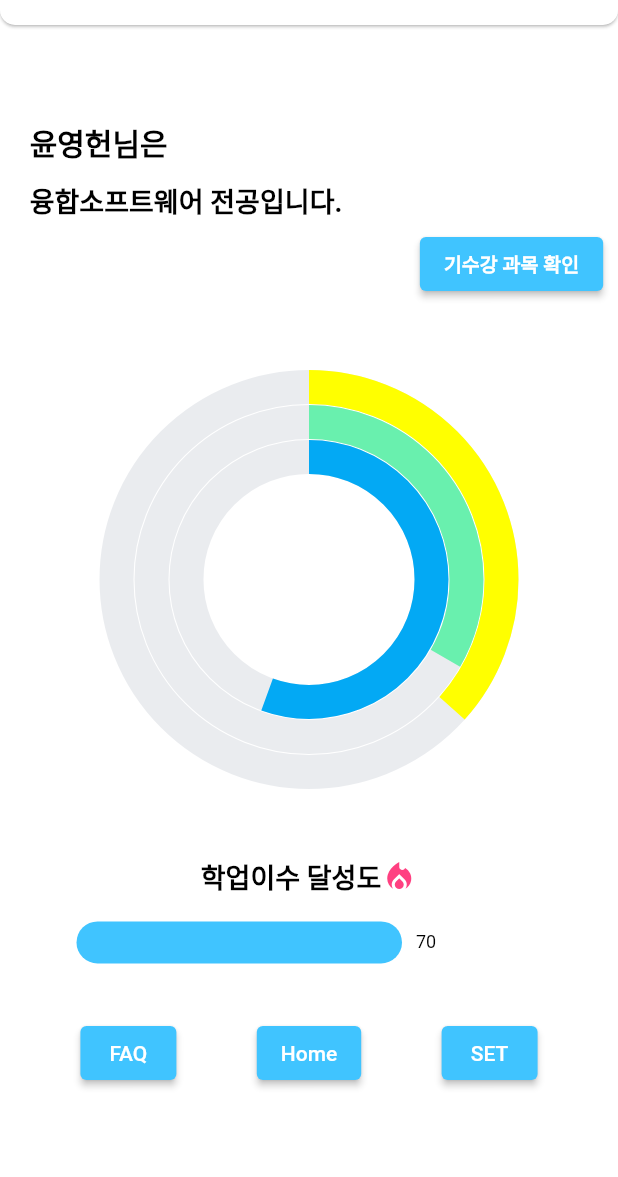
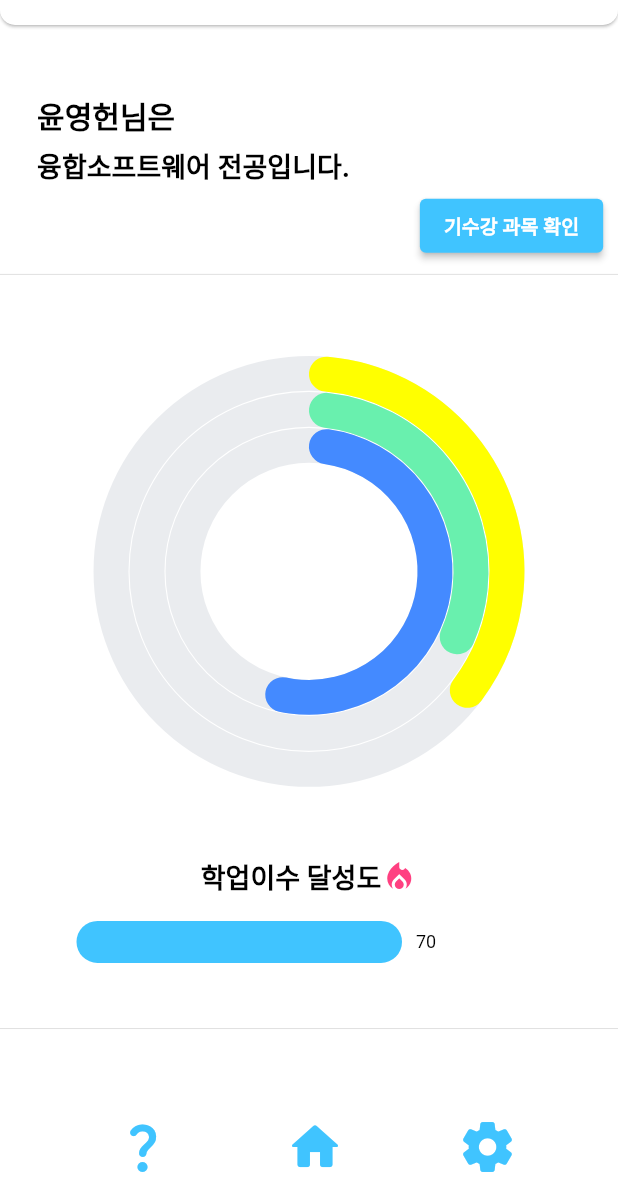
Before and after one commit to CSID-DGU/2023-2-OSSProj-eoEo-5, a Flutter app: the screen it shows after launch, on a phone screen of 412 x 824 dp, the part 59-1236 px from its top. Run offline on Flutter 3.47's test engine with Material 2 defaults, Android fonts, the light colour scheme and no system bars; our stand-ins replace syncfusion_flutter_charts.

Commit message:
차트, 버튼 디자인 수정

```diff
--- a/frontend/lib/screen/screen_home.dart
+++ b/frontend/lib/screen/screen_home.dart
@@ -21,15 +21,13 @@ class _HomeScreenState extends State<HomeScreen> {
 
     return SafeArea(
       child: Scaffold(
-        //backgroundColor: Colors.grey[900],
         backgroundColor: Colors.white,
+
         appBar: AppBar(
-          //backgroundColor: Colors.grey[900],
           backgroundColor: Colors.white,
           title: Text(
             'Team eoEo',
             style: TextStyle(
-              //color: Colors.white,
               color: Colors.black,
             ),
           ),
@@ -45,14 +43,6 @@ class _HomeScreenState extends State<HomeScreen> {
                   color: Colors.black, // 아이콘 색상
                 ),
                 onPressed: () {
-                  // 검색 버튼 클릭 시 수행할 동작 추가
-                  /*
-          Navigator.push(
-            context,
-            MaterialPageRoute(builder: (context) => cont NextScreen())
-          );
-
-           */
                 },
               ),
             ),
@@ -71,7 +61,7 @@ class _HomeScreenState extends State<HomeScreen> {
             TextWriter(width:width, fontSize:20, contents: "윤영헌님은", textColor: Colors.black, fontWeight: FontWeight.bold),
             TextWriter(width: width, fontSize: 18, contents:"융합소프트웨어 전공입니다.", fontWeight:FontWeight.bold, textColor: Colors.black),
             Container(
-              padding: EdgeInsets.only(bottom: width * 0.003),
+              padding: EdgeInsets.only(bottom: width * 0.001),
               child: Row(
                 mainAxisAlignment: MainAxisAlignment.end, // 오른쪽 정렬
                 children: <Widget>[
@@ -101,9 +91,11 @@ class _HomeScreenState extends State<HomeScreen> {
                 ],
               ),
             ),
+            Divider(),
             Container( // 차트 들어갈 공간
               child: ChartWidget(title: '',),
             ),
+            /*
             Padding(
               padding: EdgeInsets.only(
                 bottom: width * 0.00,
@@ -112,6 +104,7 @@ class _HomeScreenState extends State<HomeScreen> {
                 right: width * 0.00,
               ),
             ),
+             */
             Row(
               mainAxisAlignment: MainAxisAlignment.center, // 중앙 정렬
               children: <Widget>[
@@ -152,40 +145,46 @@ class _HomeScreenState extends State<HomeScreen> {
               ),
             ),
             // 가로로 배치된 Elevated 버튼
-            Row(
+            Divider(),
+          ],
+        ),
+
+        bottomNavigationBar: Row(
           mainAxisAlignment: MainAxisAlignment.spaceEvenly,
           children: [
-                ElevatedButton(
-                  style: ButtonStyle(
-                    backgroundColor: MaterialStateProperty.all<Color>(Colors.lightBlueAccent),
+
+            IconButton(
+              icon: Icon(
+                Icons.question_mark_rounded, // 검색 아이콘
+                color: Colors.lightBlueAccent,
+                size: 40,// 아이콘 색상
               ),
               onPressed: () {
-                    // 버튼 1 클릭 시 수행할 동작
                 Navigator.push(context, MaterialPageRoute(builder: (context) => FAQScreen()));
               },
-                  child: Text('FAQ'),
             ),
-                ElevatedButton(
-                  style: ButtonStyle(
-                    backgroundColor: MaterialStateProperty.all<Color>(Colors.lightBlueAccent),
+
+            IconButton(
+              icon: Icon(
+                Icons.home_rounded, // 검색 아이콘
+                color: Colors.lightBlueAccent,
+                size: 40,// 아이콘 색상
               ),
               onPressed: () {
-                    // 버튼 2 클릭 시 수행할 동작
               },
-                  child: Text('Home'),
             ),
-                ElevatedButton(
-                  style: ButtonStyle(
-                    backgroundColor: MaterialStateProperty.all<Color>(Colors.lightBlueAccent),
+
+            IconButton(
+              icon: Icon(
+                Icons.settings_rounded, // 검색 아이콘
+                color: Colors.lightBlueAccent,
+                size: 40,// 아이콘 색상
               ),
               onPressed: () {
-                    // 버튼 3 클릭 시 수행할 동작
                 Navigator.push(context, MaterialPageRoute(builder: (context) => SettingsScreen()));
               },
-                  child: Text('SET'),
             ),
-              ],
-            ),
+
           ],
         ),
       ),
--- a/frontend/lib/widget/chartwidget.dart
+++ b/frontend/lib/widget/chartwidget.dart
@@ -23,6 +23,40 @@ late List<data> _chartData;
     super.initState();
   }
 
+  @override
+  Widget build(BuildContext context) {
+    return SafeArea(
+        child: Container(
+            width: 380,
+            height: 380,
+            child: SfCircularChart(
+              series: <CircularSeries>[
+                //DoughnutSeries<data, String>(
+               RadialBarSeries<data, String>(
+                    dataSource: _chartData,
+                    xValueMapper: (data data, _) => data.section,
+                    yValueMapper: (data data, _) => data.credit,
+                    pointColorMapper: (data data, _) {
+                      if (data.section == "major") {
+                        return Colors.blueAccent;
+                    } else if (data.section == "double major") {
+                        return Colors.greenAccent;
+                    } else if (data.section == "liberal arts") {
+                        return Colors.yellowAccent;
+                    }
+                  },
+                   cornerStyle: CornerStyle.bothCurve,
+                   //radius: BorderRadius.all(Radius.circuler(15)),
+                   //borderRadius: BorderRadius.all(Radius.circular(15)),
+                   maximumValue: 90
+
+                    )
+              ],
+            )
+        )
+    );
+  }
+
   // 리스트 데이터, DB에서 받야와야 함
   List<data> getChartData(){
     final List<data> chartData = [
@@ -33,33 +67,4 @@ late List<data> _chartData;
 
     return chartData;
   }
-
-  @override
-  Widget build(BuildContext context) {
-    return SafeArea(
-        child: Container(
-            width: 370,
-            height: 370,
-            child: SfCircularChart(
-              series: <CircularSeries>[
-                //DoughnutSeries<data, String>(
-               RadialBarSeries<data, String>(
-                    dataSource: _chartData,
-                    xValueMapper: (data data, _) => data.section,
-                    yValueMapper: (data data, _) => data.credit,
-                    pointColorMapper: (data data, _) {
-                      if (data.section == "major") {
-                        return Colors.lightBlue;
-                    } else if (data.section == "double major") {
-                        return Colors.greenAccent;
-                    } else if (data.section == "liberal arts") {
-                        return Colors.yellowAccent;
-                    }
-                  },
-                    maximumValue: 90
-
-                    )
-              ],
-            )));
-  }
 }
--- a/frontend/lib/widget/textwriter.dart
+++ b/frontend/lib/widget/textwriter.dart
@@ -14,10 +14,10 @@ class TextWriter extends StatelessWidget{
   Widget build(BuildContext context) {
     return Container(
       padding: EdgeInsets.only(
-        bottom: width * 0.012,
-        top: width * 0.012,
-        left: width * 0.024,
-        right: width * 0.024,
+        bottom: width * 0.006,
+        top: width * 0.006,
+        left: width * 0.012,
+        right: width * 0.012,
       ),
       child: Row(
         crossAxisAlignment: CrossAxisAlignment.start,
@@ -30,7 +30,7 @@ class TextWriter extends StatelessWidget{
           ),
 */
           Padding(
-            padding: EdgeInsets.only(right: width * 0.024),
+            padding: EdgeInsets.only(right: width * 0.048),
           ),
           Text(contents,
             style: TextStyle(
```
Lines whose indentation alone changed are shown as unchanged.
